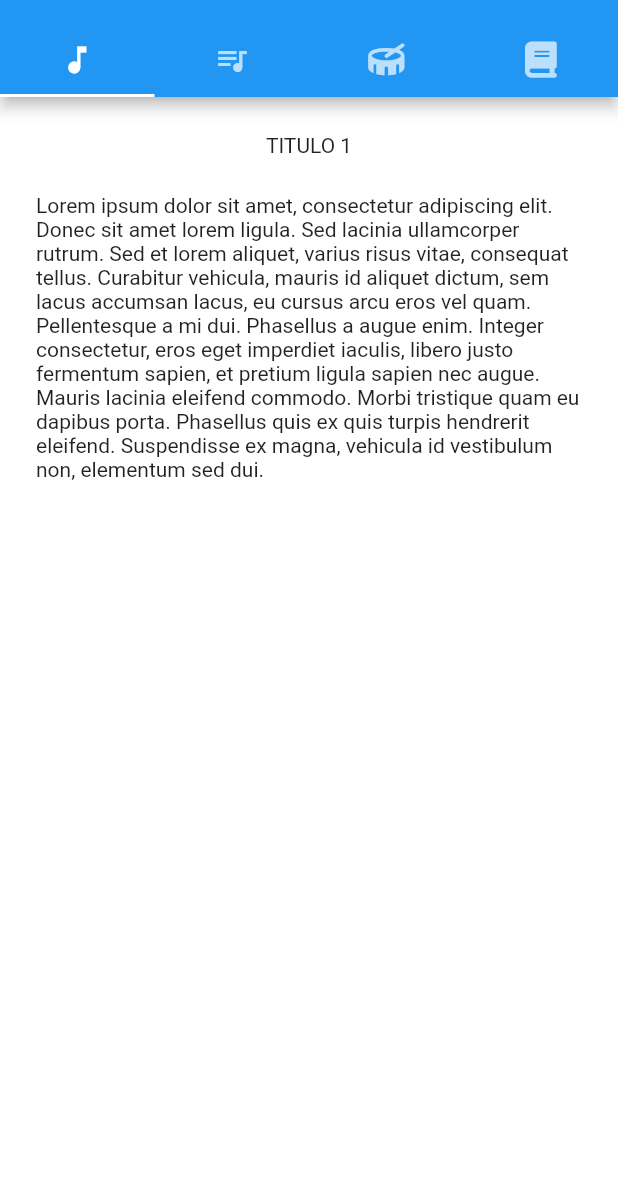
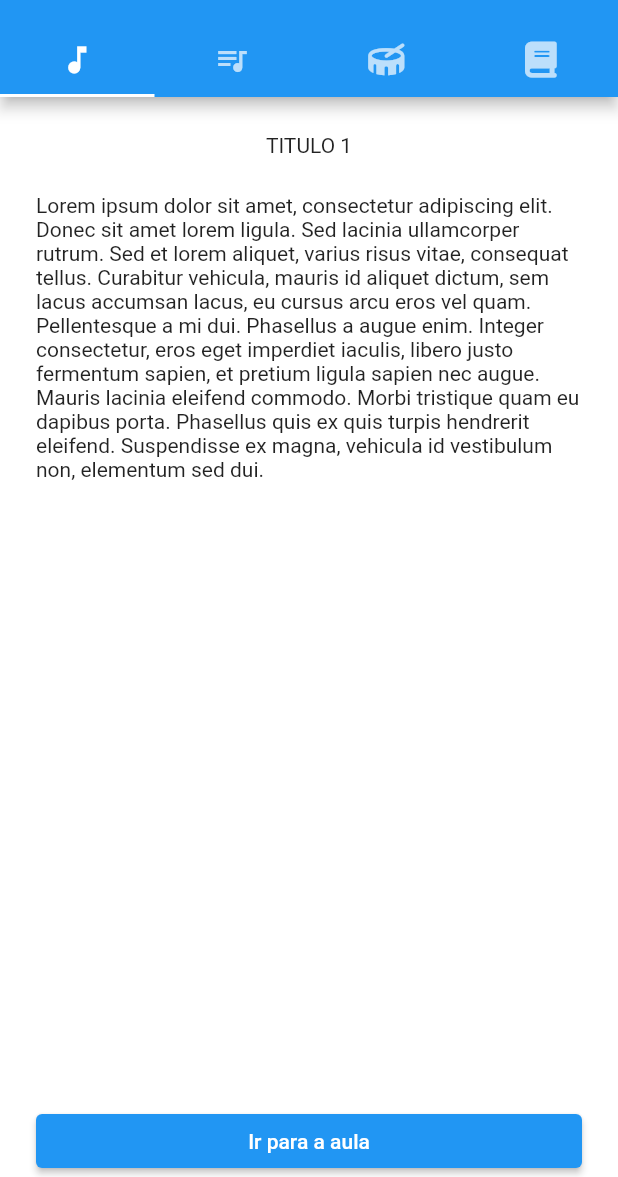
Before and after one commit to Rodrigo-Tei/fluffy-train, a Flutter app: the screen it shows after launch, after a tap on the "pause" icon, after a tap on "Visitar matéria", on a phone screen of 412 x 824 dp, the part 59-1236 px from its top. Run offline on Flutter 3.47's test engine with Material 2 defaults, Android fonts, the phone set to English and light mode, and no system bars; our stand-ins replace equatable, flutter_bloc, font_awesome_flutter.

Commit message:
Add button to topic page

```diff
--- a/lib/modules/home/ui/lesson_dialog.dart
+++ b/lib/modules/home/ui/lesson_dialog.dart
@@ -43,9 +43,11 @@ class LessonDialog extends StatelessWidget {
                   child: ElevatedButton(
                     onPressed: () {
                       Navigator.push(
-                          context,
-                          MaterialPageRoute(
-                              builder: ((context) => TopicPage())));
+                        context,
+                        MaterialPageRoute(
+                          builder: ((context) => const TopicPage()),
+                        ),
+                      );
                     },
                     child: const Text('Visitar matéria'),
                   ),
@@ -54,9 +56,9 @@ class LessonDialog extends StatelessWidget {
                 Expanded(
                   child: ElevatedButton(
                     onPressed: () => {},
-                    child: const Text('Praticar aula'),
+                    child: const Text('Ir para a aula'),
                   ),
-                )
+                ),
               ],
             ),
           ],
--- a/lib/modules/topic/ui/topic_page.dart
+++ b/lib/modules/topic/ui/topic_page.dart
@@ -67,12 +67,35 @@ class _TopicPageState extends State<TopicPage> {
                 ],
               ),
             ),
-            body: TabBarView(
+            body: Column(
               children: [
-                _buildTextBloc(loremIpsum, 'TITULO 1'),
-                _buildTextBloc(loremIpsum2, 'TITULO 2'),
-                _buildTextBloc(loremIpsum3, 'TITULO 3'),
-                _buildTextBloc(loremIpsum4, 'TITULO 4'),
+                Expanded(
+                  child: TabBarView(
+                    children: [
+                      SingleChildScrollView(
+                        child: _buildTextBloc(loremIpsum, 'TITULO 1'),
+                      ),
+                      SingleChildScrollView(
+                        child: _buildTextBloc(loremIpsum2, 'TITULO 2'),
+                      ),
+                      SingleChildScrollView(
+                        child: _buildTextBloc(loremIpsum3, 'TITULO 3'),
+                      ),
+                      SingleChildScrollView(
+                        child: _buildTextBloc(
+                            loremIpsum4 + loremIpsum + loremIpsum2, 'TITULO 4'),
+                      ),
+                    ],
+                  ),
+                ),
+                Container(
+                  width: double.infinity,
+                  margin: const EdgeInsets.symmetric(horizontal: 24.0),
+                  child: ElevatedButton(
+                    onPressed: () {},
+                    child: const Text('Ir para a aula'),
+                  ),
+                ),
               ],
             ),
           ),
```
